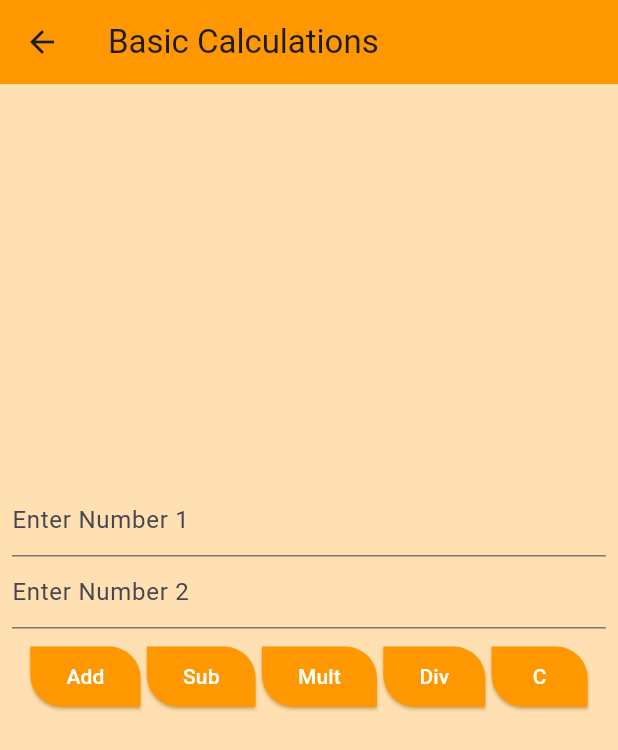
After one commit to thisisdishang/JourneyToFlutter, a Flutter app: the mystateful2 screen opened directly, after a tap on "Sub", on a phone screen of 412 x 824 dp. The commit adds this screen. Shown: the top 750 px of the screen. Run offline on Flutter 3.47's test engine with Material 3 defaults, Android fonts, the phone set to English and light mode, and no system bars; our stand-ins replace fluttertoast, font_awesome_flutter.

Commit message:
Doing some basic calculations using stateful widget

```diff
--- a/lib/MyStateful.dart
+++ b/lib/MyStateful.dart
@@ -16,7 +16,7 @@ class _mystatefullState extends State<mystatefull> {
     return Scaffold(
       appBar: AppBar(
         title: Text('My Stateful Widget'),
-        backgroundColor: Colors.blue,
+        backgroundColor: Colors.orange,
       ),
       body: Center(
         child: Column(
@@ -28,7 +28,7 @@ class _mystatefullState extends State<mystatefull> {
             ),
             ElevatedButton(
               style: ElevatedButton.styleFrom(
-                backgroundColor: Colors.blue,
+                backgroundColor: Colors.orange.shade500,
                 elevation: 10,
                 shape: RoundedRectangleBorder(
                   borderRadius: BorderRadius.circular(0),
--- /dev/null
+++ b/lib/MyStateful2.dart
@@ -0,0 +1,131 @@
+import 'package:flutter/material.dart';
+import 'package:journey_to_flutter/widgets/rounded_btn.dart';
+
+class mystateful2 extends StatefulWidget {
+  const mystateful2({super.key});
+
+  @override
+  State<mystateful2> createState() => _mystateful2State();
+}
+
+class _mystateful2State extends State<mystateful2> {
+  var no1Controller = TextEditingController();
+  var no2Controller = TextEditingController();
+  var result = "";
+
+  @override
+  Widget build(BuildContext context) {
+    return Scaffold(
+      appBar: AppBar(
+        title: Text('Basic Calculations'),
+        backgroundColor: Colors.orange,
+      ),
+      body: Container(
+        color: Colors.orange.shade100,
+        child: Center(
+          child: Padding(
+            padding: const EdgeInsets.all(8.0),
+            child: Column(
+              mainAxisAlignment: MainAxisAlignment.center,
+              children: [
+                TextField(
+                  decoration: InputDecoration(
+                    hintText: 'Enter Number 1',
+                  ),
+                  keyboardType: TextInputType.number,
+                  controller: no1Controller,
+                ),
+                TextField(
+                  decoration: InputDecoration(
+                    hintText: 'Enter Number 2',
+                  ),
+                  keyboardType: TextInputType.number,
+                  controller: no2Controller,
+                ),
+                Padding(
+                  padding: const EdgeInsets.all(8.0),
+                  child: Row(
+                    mainAxisAlignment: MainAxisAlignment.spaceEvenly,
+                    children: [
+                      RoundedButton(
+                        btnName: 'Add',
+                        bgColor: Colors.orange,
+                        textStyle: TextStyle(color: Colors.white),
+                        callback: () {
+                          var no1 = int.parse(no1Controller.text.toString());
+                          var no2 = int.parse(no2Controller.text.toString());
+                          var sum = no1 + no2;
+                          result = "The Sum of $no1 and $no2 is $sum";
+                          setState(() {});
+                        },
+                      ),
+                      RoundedButton(
+                        btnName: 'Sub',
+                        bgColor: Colors.orange,
+                        textStyle: TextStyle(color: Colors.white),
+                        callback: () {
+                          var no1 = int.parse(no1Controller.text.toString());
+                          var no2 = int.parse(no2Controller.text.toString());
+                          var diff = no1 - no2;
+                          result =
+                              "The Difference between $no1 and $no2 is $diff";
+                          setState(() {});
+                        },
+                      ),
+                      RoundedButton(
+                        btnName: 'Mult',
+                        bgColor: Colors.orange,
+                        textStyle: TextStyle(color: Colors.white),
+                        callback: () {
+                          var no1 = int.parse(no1Controller.text.toString());
+                          var no2 = int.parse(no2Controller.text.toString());
+                          var product = no1 * no2;
+                          result = "The Product of $no1 and $no2 is $product";
+                          setState(() {});
+                        },
+                      ),
+                      RoundedButton(
+                        btnName: 'Div',
+                        bgColor: Colors.orange,
+                        textStyle: TextStyle(color: Colors.white),
+                        callback: () {
+                          var no1 = int.parse(no1Controller.text.toString());
+                          var no2 = int.parse(no2Controller.text.toString());
+                          var div = no1 / no2;
+                          result =
+                              "The $no1 can be divided by $no2, ${div.toStringAsFixed(2)} times";
+                          setState(() {});
+                        },
+                      ),
+                      RoundedButton(
+                        btnName: 'C',
+                        bgColor: Colors.orange,
+                        textStyle: TextStyle(color: Colors.white),
+                        callback: () {
+                          setState(() {
+                            no1Controller.clear();
+                            no2Controller.clear();
+                            result = "";
+                          });
+                        },
+                      ),
+                    ],
+                  ),
+                ),
+                Padding(
+                  padding: const EdgeInsets.all(20),
+                  child: Text(
+                    result,
+                    style: TextStyle(
+                      fontSize: 24,
+                    ),
+                  ),
+                )
+              ],
+            ),
+          ),
+        ),
+      ),
+    );
+  }
+}
```
Also changed, not shown: lib/main.dart (+12 -0 lines).
